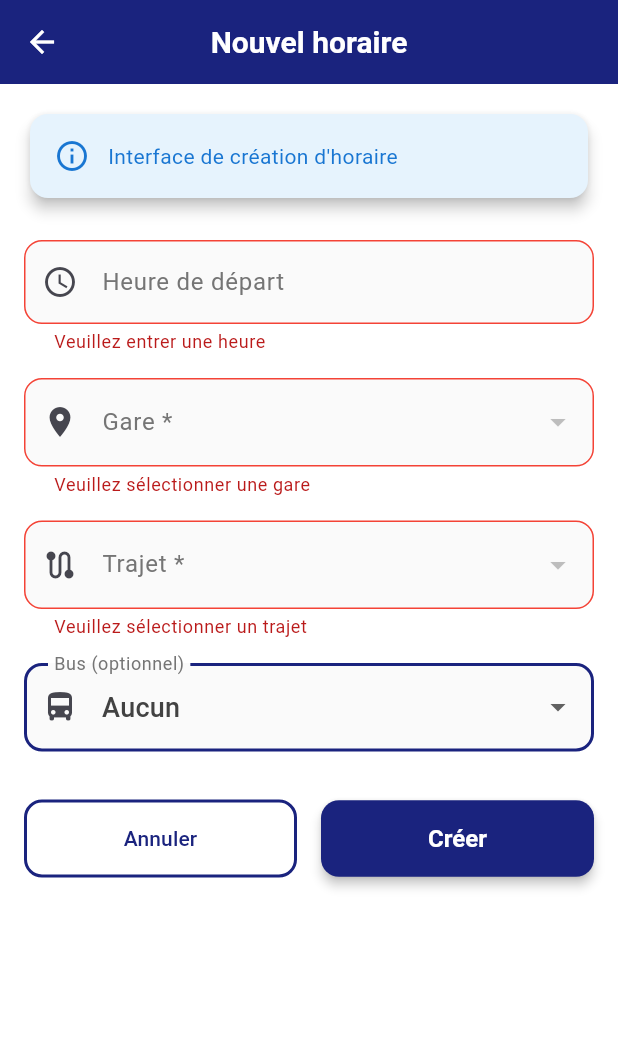
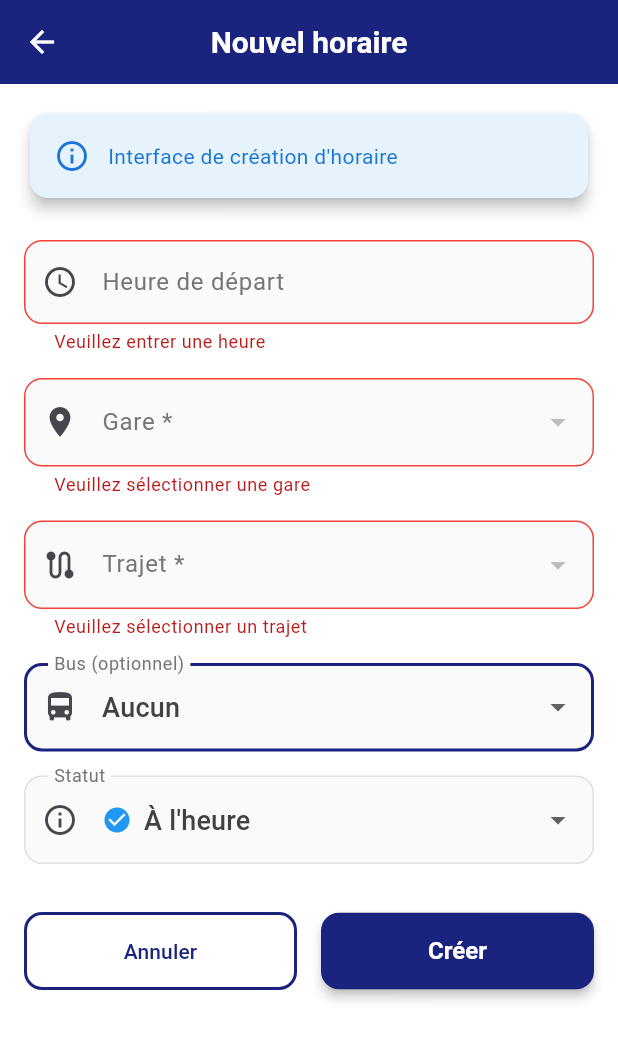
Before and after one commit to alaminefaye/mobile_artluxurybus, a Flutter app: the HoraireFormScreen screen opened directly, after a tap on "Aucun", after a tap on "Créer", on a phone screen of 412 x 824 dp. Shown: the top 1040 px of the screen. Run offline on Flutter 3.47's test engine with Material 3 defaults, Android fonts, the phone set to English and light mode, and no system bars; our stand-ins replace cached_network_image, carousel_slider, device_info_plus, file_picker, firebase_core, firebase_messaging and 11 more; missing offline and left inert: ai_barcode_scanner; accounts and stored records are empty; network calls fail.

Commit message:
feat: Ajout champ Statut + correction overflow dropdown Bus

```diff
--- a/lib/screens/admin/horaire_form_screen.dart
+++ b/lib/screens/admin/horaire_form_screen.dart
@@ -31,12 +31,14 @@ class _HoraireFormScreenState extends ConsumerState<HoraireFormScreen> {
   Gare? _selectedGare;
   Trajet? _selectedTrajet;
   Bus? _selectedBus;
+  String _selectedStatut = 'a_l_heure'; // Statut par défaut
 
   @override
   void initState() {
     super.initState();
     if (_isEditing) {
       _heureController.text = widget.horaire!.heure;
+      _selectedStatut = widget.horaire!.statut; // Initialiser le statut
     }
     _loadData();
   }
@@ -299,6 +301,7 @@ class _HoraireFormScreenState extends ConsumerState<HoraireFormScreen> {
               // Sélection Bus (optionnel)
               DropdownButtonFormField<Bus>(
                 value: _selectedBus,
+                isExpanded: true, // Important pour éviter l'overflow
                 decoration: InputDecoration(
                   labelText: 'Bus (optionnel)',
                   prefixIcon: const Icon(Icons.directions_bus),
@@ -314,12 +317,66 @@ class _HoraireFormScreenState extends ConsumerState<HoraireFormScreen> {
                   ..._buses.map((bus) {
                     return DropdownMenuItem(
                       value: bus,
-                      child: Text('${bus.registrationNumber} (${bus.seatCount} places)'),
+                      child: Text(
+                        '${bus.registrationNumber} (${bus.seatCount} places)',
+                        overflow: TextOverflow.ellipsis,
+                      ),
                     );
                   }).toList(),
                 ],
                 onChanged: (value) {
                   setState(() => _selectedBus = value);
+                },
+              ),
+
+              const SizedBox(height: 16),
+
+              // Sélection Statut
+              DropdownButtonFormField<String>(
+                value: _selectedStatut,
+                decoration: InputDecoration(
+                  labelText: 'Statut',
+                  prefixIcon: const Icon(Icons.info_outline),
+                  border: OutlineInputBorder(
+                    borderRadius: BorderRadius.circular(12),
+                  ),
+                ),
+                items: const [
+                  DropdownMenuItem(
+                    value: 'a_l_heure',
+                    child: Row(
+                      children: [
+                        Icon(Icons.check_circle, color: Colors.blue, size: 20),
+                        SizedBox(width: 8),
+                        Text('À l\'heure'),
+                      ],
+                    ),
+                  ),
+                  DropdownMenuItem(
+                    value: 'embarquement',
+                    child: Row(
+                      children: [
+                        Icon(Icons.flight_takeoff, color: Colors.green, size: 20),
+                        SizedBox(width: 8),
+                        Text('Embarquement'),
+                      ],
+                    ),
+                  ),
+                  DropdownMenuItem(
+                    value: 'termine',
+                    child: Row(
+                      children: [
+                        Icon(Icons.check_circle_outline, color: Colors.red, size: 20),
+                        SizedBox(width: 8),
+                        Text('Terminé'),
+                      ],
+                    ),
+                  ),
+                ],
+                onChanged: (value) {
+                  if (value != null) {
+                    setState(() => _selectedStatut = value);
+                  }
                 },
               ),
 
@@ -397,6 +454,7 @@ class _HoraireFormScreenState extends ConsumerState<HoraireFormScreen> {
           trajetId: _selectedTrajet!.id ?? 0,
           busId: _selectedBus?.id,
           heure: _heureController.text,
+          statut: _selectedStatut,
         );
       } else {
         // Création
@@ -405,6 +463,7 @@ class _HoraireFormScreenState extends ConsumerState<HoraireFormScreen> {
           trajetId: _selectedTrajet!.id ?? 0,
           busId: _selectedBus?.id,
           heure: _heureController.text,
+          statut: _selectedStatut,
         );
       }
 
--- a/lib/services/horaire_service.dart
+++ b/lib/services/horaire_service.dart
@@ -187,6 +187,7 @@ class HoraireService {
     int? busId,
     required String heure,
     String? date,
+    String? statut,
     bool actif = true,
   }) async {
     try {
@@ -199,6 +200,7 @@ class HoraireService {
           'bus_id': busId,
           'heure': heure,
           'date': date,
+          'statut': statut,
           'actif': actif ? 1 : 0,
         }),
       ).timeout(timeoutDuration);
@@ -224,6 +226,7 @@ class HoraireService {
     int? busId,
     String? heure,
     String? date,
+    String? statut,
     bool? actif,
   }) async {
     try {
@@ -233,6 +236,7 @@ class HoraireService {
       if (busId != null) body['bus_id'] = busId;
       if (heure != null) body['heure'] = heure;
       if (date != null) body['date'] = date;
+      if (statut != null) body['statut'] = statut;
       if (actif != null) body['actif'] = actif ? 1 : 0;
 
       final response = await http.put(
```
